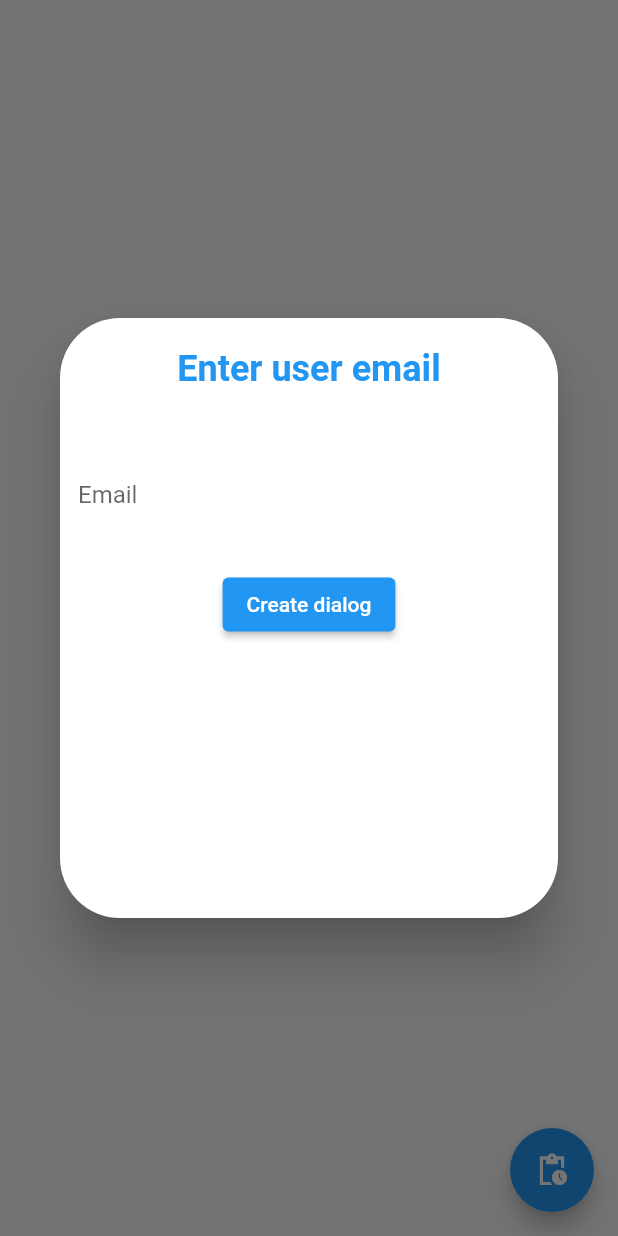
After one commit to Mounix99/MeduzaFlutter, a Flutter app: the DialogsList screen opened directly, after a tap on the "pending actions" icon, on a phone screen of 412 x 824 dp. The commit adds this screen. Run offline on Flutter 3.47's test engine with Material 2 defaults, Android fonts, the phone set to English and light mode, and no system bars; our stand-ins replace cloud_firestore, firebase_auth, firebase_core; missing offline and left inert: link_previewer_aad; accounts and stored records are empty.

Commit message:
add dialogs screen and message collection

```diff
--- a/lib/main.dart
+++ b/lib/main.dart
@@ -6,6 +6,7 @@ import 'package:meduza/service/authService.dart';
 import 'package:meduza/service/dataBaseService.dart';
 import 'package:provider/provider.dart';
 import 'package:firebase_auth/firebase_auth.dart';
+import 'models/dialogsModel.dart';
 
 void main() async{
   WidgetsFlutterBinding.ensureInitialized();
@@ -16,7 +17,10 @@ void main() async{
       initialData: null,
         create: (context) => AuthService().user,),
       StreamProvider<List<Planula?>?>(initialData: null,
-        create: (context) => DataBaseService().planulas,
+        create: (context) => DataBaseServicePlanula().planulas,
+      ),
+      StreamProvider<List<MeduzaDialog?>?>(initialData: null,
+        create: (context) => DataBaseServiceDialogs().dialogs,
       )
     ],
     child: MyApp(),
--- /dev/null
+++ b/lib/models/dialogsModel.dart
@@ -0,0 +1,8 @@
+class MeduzaDialog {
+
+  late Map users;
+  late String docId;
+
+  MeduzaDialog({required this.users, required this.docId});
+
+}
--- /dev/null
+++ b/lib/models/messageModel.dart
@@ -0,0 +1,7 @@
+class MessageModel {
+  late String user;
+  late String text;
+  late DateTime time;
+
+  MessageModel({required this.user, required this.text, required this.time});
+}
--- a/lib/screen/home/Dialogs/DialogsList.dart
+++ b/lib/screen/home/Dialogs/DialogsList.dart
@@ -1,4 +1,9 @@
 import 'package:flutter/material.dart';
+import 'package:firebase_auth/firebase_auth.dart';
+import 'package:meduza/service/dataBaseService.dart';
+import 'package:meduza/shared/constants.dart';
+
+import 'dialogListProvider.dart';
 
 class DialogsList extends StatefulWidget {
   const DialogsList({Key? key}) : super(key: key);
@@ -10,8 +15,74 @@ class DialogsList extends StatefulWidget {
 class _DialogsListState extends State<DialogsList> {
   @override
   Widget build(BuildContext context) {
-    return Container(
-      child: Text('DialogList'),
+
+    final _formKey = GlobalKey<FormState>();
+    User? user = FirebaseAuth.instance.currentUser;
+    String userEmail = '';
+    String error = '';
+
+    return Scaffold(
+        body: DialogListProvider(),
+        floatingActionButton: FloatingActionButton(
+          onPressed: () {
+            showDialog(
+              context: context,
+              builder: (context) {
+                return Dialog(
+                  shape: RoundedRectangleBorder(borderRadius: BorderRadius.circular(40)),
+                  elevation: 16,
+                  child: Container(
+                    height: 400.0,
+                    width: 360.0,
+                    child: ListView(
+                      children: <Widget>[
+                        SizedBox(height: 20),
+                        Center(
+                          child: Text(
+                            "Enter user email",
+                            style: TextStyle(fontSize: 24, color: Colors.blue, fontWeight: FontWeight.bold),
+                          ),
+                        ),
+                        SizedBox(height: 20),
+                        Form(
+                            key: _formKey,
+                            child: Column(
+                                children: [
+                                  SizedBox(height: 20),
+                                  TextFormField(
+                                    decoration: textInputDecoration.copyWith(hintText: 'Email'),
+                                    validator: (val) => val!.isEmpty ? "Enter email person you want to write to" : null,
+                                    onChanged: (val) {
+                                      setState(() {
+                                        userEmail = val;
+                                      });
+                                    },
+                                  ),
+                                  SizedBox(height: 20),
+                                  ElevatedButton(
+                                      onPressed: () async {
+                                        if (_formKey.currentState!.validate()){
+                                          dynamic result = await DataBaseServiceDialogs().createDialog({"1":user!.email, "2":userEmail});
+                                          if(result == null) {
+                                            setState(() {
+                                              error = "please ";
+                                            });
+                                          }
+                                        }
+                                        Navigator.pop(context, 'OK');
+                                      },
+                                      child: Text(
+                                        "Create dialog",
+                                      )),]))
+                      ],
+                    ),
+                  ),
+                );
+              },
+            );
+          },
+          child: Icon(Icons.pending_actions_sharp),
+        )
     );
   }
 }
--- /dev/null
+++ b/lib/screen/home/Dialogs/dialogListProvider.dart
@@ -0,0 +1,57 @@
+import 'package:meduza/models/dialogsModel.dart';
+import 'package:meduza/screen/home/Chat/ChatPage.dart';
+import 'package:provider/provider.dart';
+import 'package:flutter/material.dart';
+import 'package:firebase_auth/firebase_auth.dart';
+
+
+class DialogListProvider extends StatefulWidget {
+  const DialogListProvider({Key? key}) : super(key: key);
+
+  @override
+  _DialogListProviderState createState() => _DialogListProviderState();
+}
+
+class _DialogListProviderState extends State<DialogListProvider> {
+  @override
+  Widget build(BuildContext dialogcontext) {
+
+    final dialogs = Provider.of<List<MeduzaDialog?>?>(dialogcontext);
+
+    return ListView.builder(
+        itemCount: dialogs!.length ,
+        itemBuilder: (dialogcontext, i) {
+          if (dialogs[i]!.users.containsValue(FirebaseAuth.instance.currentUser!.email))
+          {
+            if (dialogs[i]!.users["1"] == FirebaseAuth.instance.currentUser!.email){
+              return ElevatedButton(
+                  onPressed: () {
+                    Navigator.push(
+                        dialogcontext,
+                        MaterialPageRoute(
+                          builder: (dialogcontext) => ChatPage(dialogId: dialogs[i]!.docId),
+                        ));
+                  },
+                  child: Text(dialogs[i]!.users["2"])
+              );
+
+            } else {
+              return ElevatedButton(
+                  onPressed: () {
+                    Navigator.push(
+                        dialogcontext,
+                        MaterialPageRoute(
+                            builder: (dialogcontext) => ChatPage(dialogId: dialogs[i]!.docId),
+                        ));
+                  },
+                  child: Text(dialogs[i]!.users["1"])
+              );
+            }
+          } else {
+            return SizedBox(height: 0,);
+          }
+          //return Text(dialogs[i]!.users.toString());
+        }
+    );
+  }
+}
--- a/lib/screen/home/Planula/PlanulasList.dart
+++ b/lib/screen/home/Planula/PlanulasList.dart
@@ -66,7 +66,6 @@ class _PlanulasListState extends State<PlanulasList> {
                             TextFormField(
                               decoration: textInputDecoration.copyWith(hintText: 'Description'),
                               validator: (val) => val!.isEmpty? "Enter Description" : null,
-                              obscureText: true,
                               onChanged: (val) {
                                 setState(() {
                                   description = val;
@@ -77,15 +76,16 @@ class _PlanulasListState extends State<PlanulasList> {
                             ElevatedButton(
                                 onPressed: () async {
                                   if (_formKey.currentState!.validate()){
-                                    dynamic result = await DataBaseService().addPlanula(url, user!.uid, description, DateTime.now(), access);
+                                    dynamic result = await DataBaseServicePlanula().addPlanula(url, user!.uid, description, DateTime.now(), access);
                                     if(result == null) {
                                       setState(() {
                                         error = "please chek your URL";
                                       });
                                     }
                                   }
+                                  Navigator.pop(context, 'OK');
                                 },
-                            child: Text(
+                              child: Text(
                               "Add",
                             )),]))
                     ],
--- a/lib/screen/home/Planula/planulaListProvider.dart
+++ b/lib/screen/home/Planula/planulaListProvider.dart
@@ -33,7 +33,5 @@ class _PlanulaListProviderState extends State<PlanulaListProvider> {
         }
         }
     );
-
-    return Container();
   }
 }
--- a/lib/service/dataBaseService.dart
+++ b/lib/service/dataBaseService.dart
@@ -1,9 +1,11 @@
 import 'package:cloud_firestore/cloud_firestore.dart';
+import 'package:meduza/models/dialogsModel.dart';
+import 'package:meduza/models/messageModel.dart';
 import 'package:meduza/models/planulaModel.dart';
 import 'package:firebase_auth/firebase_auth.dart';
 import 'package:meduza/models/planulaModel.dart';
 
-class DataBaseService {
+class DataBaseServicePlanula {
 
   final CollectionReference planulaReferense = FirebaseFirestore.instance.collection('Planulas');
 
@@ -31,8 +33,72 @@ class DataBaseService {
     }).toList();
   }
 
+  //stream for Multiprovider planulalist
   Stream<List<Planula?>> get planulas {
     return planulaReferense.snapshots().
     map(_listPlanulas);
   }
 }
+
+class DataBaseServiceDialogs {
+
+  final CollectionReference dialogReference = FirebaseFirestore.instance.collection('Dialogs');
+
+  //add dialog to a collection
+  Future createDialog(Map<String,String?> users) async{
+    return await dialogReference.add({
+      'users': users
+    });
+  }
+
+  //get List from db
+  List<MeduzaDialog?> _listDialog(QuerySnapshot snapshot) {
+    return snapshot.docs.map((doc) {
+      return MeduzaDialog(
+          users: doc.get('users'),
+          docId: doc.id
+      );
+    }).toList();
+  }
+
+  //Stream for Multiprovider dialogs
+  Stream<List<MeduzaDialog?>?> get dialogs {
+    return dialogReference.snapshots().
+    map(_listDialog);
+  }
+
+}
+
+class DataBaseServiceMessages {
+  DataBaseServiceMessages({required this.dialogId});
+
+  late String dialogId;
+
+  final CollectionReference messagesReference = FirebaseFirestore.instance.collection('Dialogs');
+
+  //add message
+  Future createMessageDocument(String user, String text, DateTime time) async{
+    return await messagesReference.doc(dialogId).collection('Messages').add({
+      'user': user,
+      'text' : text,
+      'time' : time
+    });
+  }
+
+  //get List of messages
+  List<MessageModel?> _listMessages(QuerySnapshot snapshot) {
+    return snapshot.docs.map((doc) {
+      return MessageModel(
+          user: doc.get('user'),
+          text: doc.get('text'),
+          time: doc.get('time'),
+      );
+    }).toList();
+  }
+
+  Stream<List<MeduzaDialog?>?> get messages {
+    return messagesReference.doc(dialogId).collection('Messages').snapshots().
+    map(_listMessages);
+  }
+
+}
```
Also changed, not shown: lib/screen/home/Chat/ChatPage.dart (added, +19 -0 lines).
